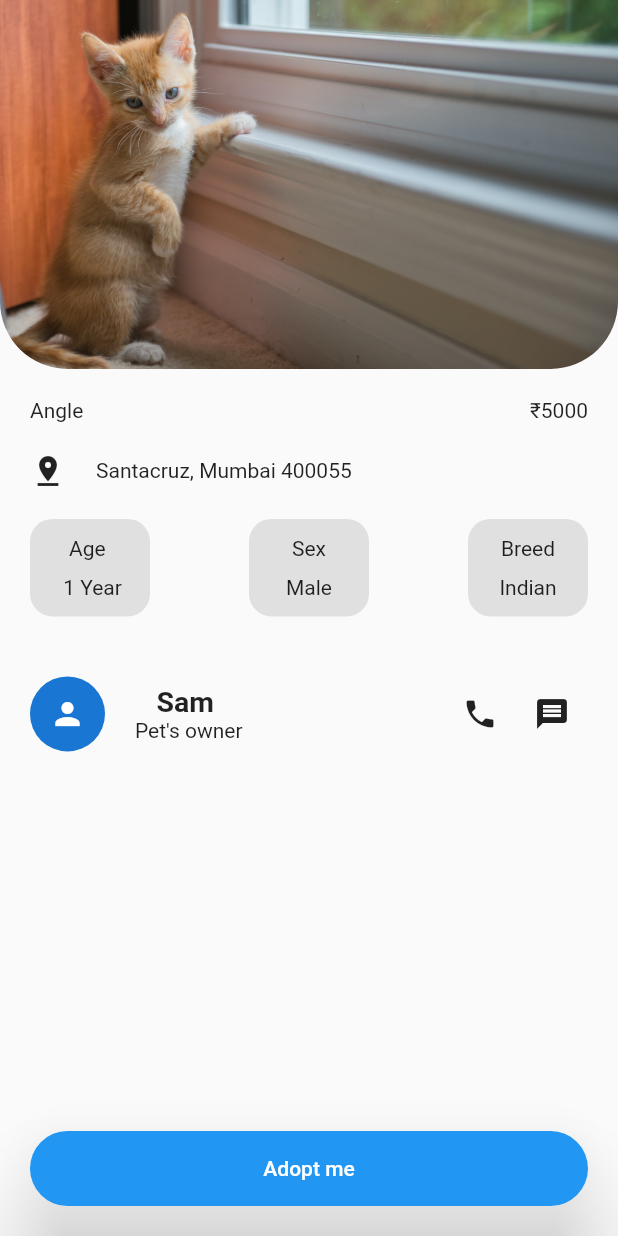
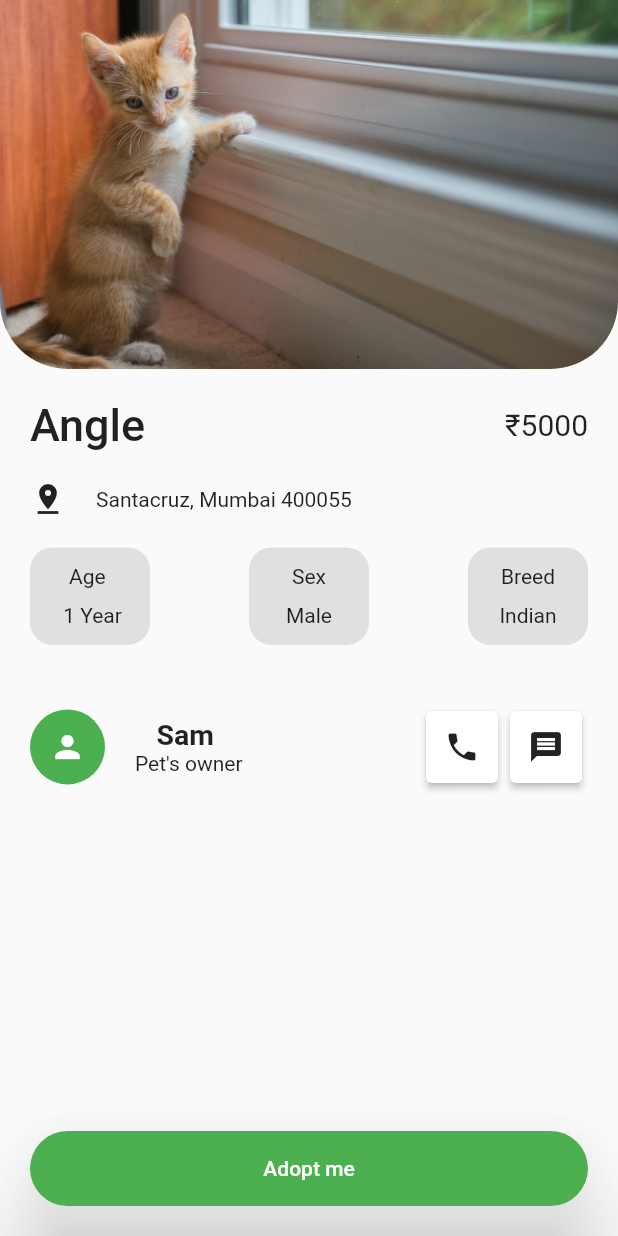
Before and after one commit to direct2harsh/pawsome, a Flutter app: the screen it shows after launch, after a tap on "Angle", on a phone screen of 412 x 824 dp. Run offline on Flutter 3.47's test engine with Material 2 defaults, Android fonts, the phone set to English and light mode, and no system bars; our stand-ins replace confetti, pinch_zoom, shared_preferences, sqflite; accounts and stored records are empty.

Commit message:
Design completed

```diff
--- a/lib/main.dart
+++ b/lib/main.dart
@@ -9,7 +9,7 @@ import 'package:provider/provider.dart';
 void main() {
   runApp(MultiProvider(providers: [
     ChangeNotifierProvider(create: (_) => BottomNavigationBarProvider()),
-    ChangeNotifierProvider(create: (_) => PetProvider()),
+    ChangeNotifierProvider(create: (_) => HomeProvider()),
     ChangeNotifierProvider(create: (_) => HistoryProvider()),
   ], child: const MyApp()));
 }
@@ -34,7 +34,9 @@ class _MyAppState extends State<MyApp> {
       theme: ThemeData(
         brightness: Brightness.light,
       ),
-      darkTheme: ThemeData(brightness: Brightness.dark),
+      darkTheme: ThemeData(
+        brightness: Brightness.dark,
+      ),
       themeMode: themeMode,
       routes: {
         '/': (context) => const BottomNavWidget(),
--- a/lib/providers/pets_provider.dart
+++ b/lib/providers/pets_provider.dart
@@ -5,7 +5,7 @@ import 'package:pawsome/services/getPetslist.service.dart';
 
 enum PetState { loaded, uninitialized, loadingMore, refreshing, empty, error }
 
-class PetProvider extends ChangeNotifier {
+class HomeProvider extends ChangeNotifier {
   int _page = 1;
   int get page => _page;
 
--- a/lib/screens/home_screen.dart
+++ b/lib/screens/home_screen.dart
@@ -27,16 +27,16 @@ class _HomeScreenState extends State<HomeScreen> {
       if (_scrollController.position.pixels ==
           _scrollController.position.maxScrollExtent) {
         // Get more data at end of page
-        context.read<PetProvider>().callPetApi();
+        context.read<HomeProvider>().callPetApi();
       }
     });
     // initial data
-    context.read<PetProvider>().callPetApi();
+    context.read<HomeProvider>().callPetApi();
   }
 
   @override
   Widget build(BuildContext context) {
-    return Consumer<PetProvider>(
+    return Consumer<HomeProvider>(
       builder: (context, provider, child) {
         if (provider.petState == PetState.uninitialized) {
           return const Center(
@@ -91,10 +91,13 @@ class _HomeScreenState extends State<HomeScreen> {
                             itemBuilder: (context, index) {
                               // // To disable the focus form the Search TextField
                               // FocusScope.of(context).unfocus();
-                              return Hero(
+                              return Tooltip(
+                                message: "Get details",
+                                child: Hero(
                                   tag: provider.pets[index].name!,
                                   child: Opacity(
-                                  opacity: provider.pets[index].alreadyAdopted!
+                                    opacity:
+                                        provider.pets[index].alreadyAdopted!
                                             ? .4
                                             : 1,
                                     child: PetTile(
@@ -124,6 +127,7 @@ class _HomeScreenState extends State<HomeScreen> {
                                       // price: provider.pets[index].price!,
                                     ),
                                   ),
+                                ),
                               );
                             }),
                     Visibility(
--- a/lib/screens/pet_detail_screen.dart
+++ b/lib/screens/pet_detail_screen.dart
@@ -37,7 +37,7 @@ class _PetDetailScreenState extends State<PetDetailScreen> {
   Widget build(BuildContext context) {
     bool isDark = MyApp.of(context).themeMode == ThemeMode.dark;
     return SafeArea(
-      child: Consumer<PetProvider>(builder: (context, data, child) {
+      child: Consumer<HomeProvider>(builder: (context, data, child) {
         return Scaffold(
           bottomNavigationBar: Padding(
             padding: const EdgeInsets.only(
@@ -48,6 +48,7 @@ class _PetDetailScreenState extends State<PetDetailScreen> {
                   message: "Adopt me",
                   child: ElevatedButton(
                       style: ElevatedButton.styleFrom(
+                        backgroundColor: kColor,
                         elevation: 25,
                         // shape: StadiumBorder(),
                         shape: RoundedRectangleBorder(
@@ -113,9 +114,15 @@ class _PetDetailScreenState extends State<PetDetailScreen> {
                         Row(
                           mainAxisAlignment: MainAxisAlignment.spaceBetween,
                           children: [
-                            Text(data.pets[widget.index].name!),
                             Text(
-                                '\u{20B9}${data.pets[widget.index].price!.toString()}')
+                              data.pets[widget.index].name!,
+                              style: const TextStyle(
+                                  fontSize: 30, fontWeight: FontWeight.w500),
+                            ),
+                            Text(
+                              '\u{20B9}${data.pets[widget.index].price!.toString()}',
+                              style: const TextStyle(fontSize: 20),
+                            )
                           ],
                         ),
                         const SizedBox(
@@ -204,8 +211,12 @@ class _PetDetailScreenState extends State<PetDetailScreen> {
                         Row(
                           children: [
                             const CircleAvatar(
+                              backgroundColor: kColor,
                               radius: 25,
-                              child: Icon(Icons.person),
+                              child: Icon(
+                                Icons.person,
+                                color: Colors.white,
+                              ),
                             ),
                             const SizedBox(
                               width: kPadding,
@@ -222,10 +233,20 @@ class _PetDetailScreenState extends State<PetDetailScreen> {
                               ],
                             ),
                             const Spacer(),
-                            IconButton(
-                                onPressed: () {}, icon: Icon(Icons.phone)),
-                            IconButton(
-                                onPressed: () {}, icon: Icon(Icons.message))
+                            Card(
+                              elevation: 2,
+                              child: IconButton(
+                                  tooltip: "Call owner",
+                                  onPressed: () {},
+                                  icon: const Icon(Icons.phone)),
+                            ),
+                            Card(
+                              elevation: 2,
+                              child: IconButton(
+                                  tooltip: "Message owner",
+                                  onPressed: () {},
+                                  icon: const Icon(Icons.message)),
+                            )
                           ],
                         )
                       ],
```
Also changed, not shown: assets/json_data.txt (+17 -17 lines). Lines whose indentation alone changed are shown as unchanged.
